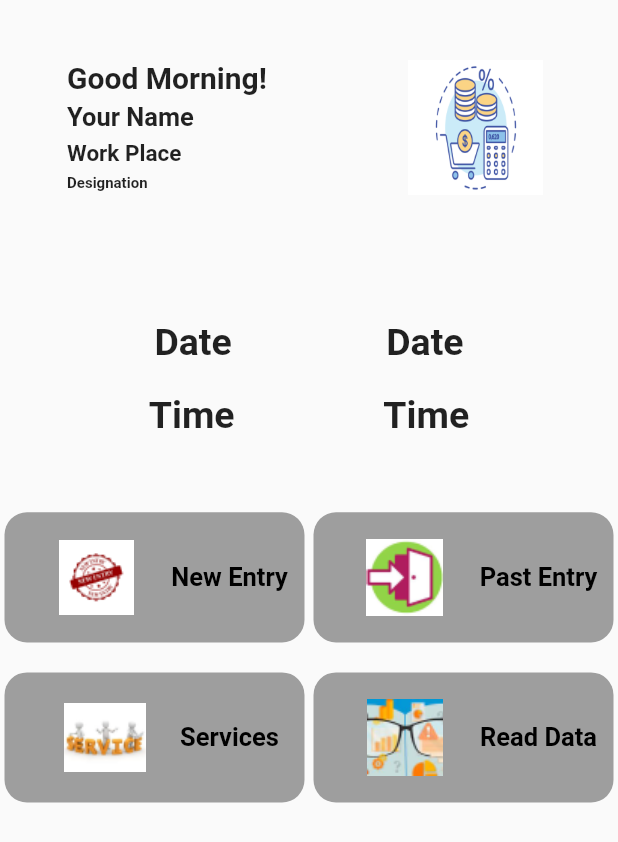
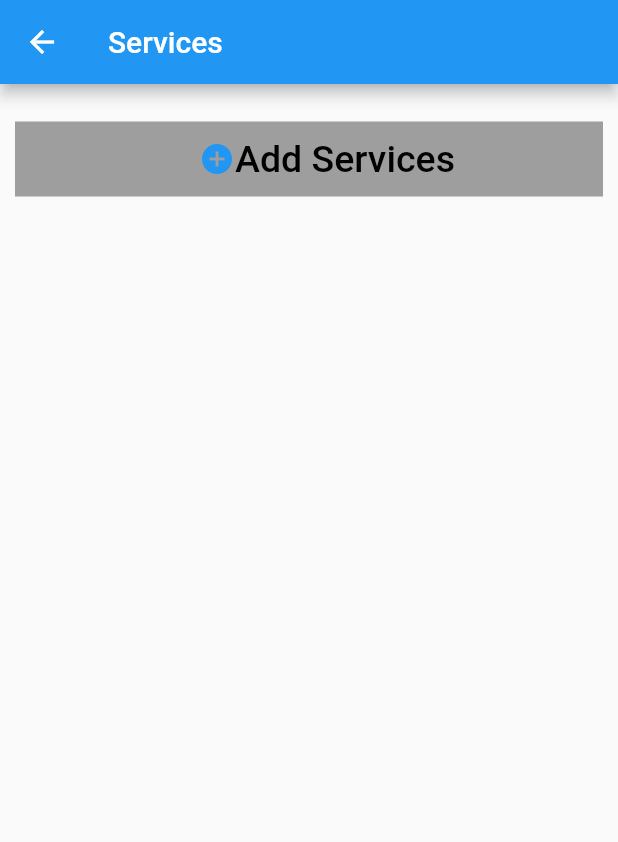
Before and after one commit to NadeeraPereraD/commissioning_calculator, a Flutter app: the screen it shows after launch, after a tap on "Services", on a phone screen of 412 x 824 dp. Shown: the top 842 px of the screen. Run offline on Flutter 3.47's test engine with Material 2 defaults, Android fonts, the light colour scheme and no system bars.

Commit message:
Added Pages

```diff
--- a/lib/screens/home_page.dart
+++ b/lib/screens/home_page.dart
@@ -1,3 +1,7 @@
+import 'package:commissioning_calculator/screens/new_entry.dart';
+import 'package:commissioning_calculator/screens/past_entry.dart';
+import 'package:commissioning_calculator/screens/read_data.dart';
+import 'package:commissioning_calculator/screens/services.dart';
 import 'package:commissioning_calculator/widgets/buttons.dart';
 import 'package:commissioning_calculator/widgets/sized_box.dart';
 import 'package:commissioning_calculator/widgets/text.dart';
@@ -11,6 +15,30 @@ class HomePage extends StatefulWidget {
 }
 
 class _HomePageState extends State<HomePage> {
+  void newEntry() {
+    Navigator.of(context).push(MaterialPageRoute(builder: (_) {
+      return const NewEntry();
+    }));
+  }
+
+  void pastEntry() {
+    Navigator.of(context).push(MaterialPageRoute(builder: (_) {
+      return const PastEntry();
+    }));
+  }
+
+  void services() {
+    Navigator.of(context).push(MaterialPageRoute(builder: (_) {
+      return const Services();
+    }));
+  }
+
+  void readData() {
+    Navigator.of(context).push(MaterialPageRoute(builder: (_) {
+      return const ReadData();
+    }));
+  }
+
   @override
   Widget build(BuildContext context) {
     return Scaffold(
@@ -97,6 +125,7 @@ class _HomePageState extends State<HomePage> {
               mainAxisAlignment: MainAxisAlignment.spaceAround,
               children: [
                 Buttons(
+                  onPress: newEntry,
                   backgroundColor: Colors.grey,
                   text: 'New Entry',
                   textColor: Colors.black,
@@ -108,7 +137,8 @@ class _HomePageState extends State<HomePage> {
                   isImage: true,
                   imgHeight: 90,
                   imgWidth: 100,
-                  image: const AssetImage('assets/images/button_images/new_entry.png'),
+                  image: const AssetImage(
+                      'assets/images/button_images/new_entry.png'),
                 ),
                 Buttons(
                   backgroundColor: Colors.grey,
@@ -122,7 +152,9 @@ class _HomePageState extends State<HomePage> {
                   isImage: true,
                   imgHeight: 90,
                   imgWidth: 100,
-                  image: const AssetImage('assets/images/button_images/past_entry.png'),
+                  image: const AssetImage(
+                      'assets/images/button_images/past_entry.png'),
+                  onPress: pastEntry,
                 ),
               ],
             ),
@@ -146,7 +178,9 @@ class _HomePageState extends State<HomePage> {
                   isImage: true,
                   imgHeight: 90,
                   imgWidth: 100,
-                  image: const AssetImage('assets/images/button_images/services_btn.png'),
+                  image: const AssetImage(
+                      'assets/images/button_images/services_btn.png'),
+                  onPress: services,
                 ),
                 Buttons(
                   backgroundColor: Colors.grey,
@@ -160,13 +194,16 @@ class _HomePageState extends State<HomePage> {
                   isImage: true,
                   imgHeight: 90,
                   imgWidth: 100,
-                  image: const AssetImage('assets/images/button_images/read_data.png'),
+                  image: const AssetImage(
+                      'assets/images/button_images/read_data.png'),
+                  onPress: readData,
                 ),
               ],
             ),
           ),
         ],
       ),
+      //bottomNavigationBar: const BottomTabNavigator(),
     );
   }
 }
--- /dev/null
+++ b/lib/screens/services.dart
@@ -0,0 +1,60 @@
+import 'package:commissioning_calculator/screens/add_services.dart';
+import 'package:commissioning_calculator/widgets/buttons.dart';
+import 'package:commissioning_calculator/widgets/sized_box.dart';
+import 'package:flutter/material.dart';
+
+class Services extends StatefulWidget {
+  const Services({super.key});
+
+  @override
+  State<Services> createState() => _ServicesState();
+}
+
+class _ServicesState extends State<Services> {
+  void addServices() {
+    Navigator.of(context).push(MaterialPageRoute(builder: (_) {
+      return const AddServices();
+    }));
+  }
+
+  @override
+  Widget build(BuildContext context) {
+    return Scaffold(
+      appBar: AppBar(
+        title: const Text('Services'),
+      ),
+      body: Column(
+        children: [
+          Flexible(
+            flex: 1,
+            child: Container(
+              margin: const EdgeInsets.only(left: 10.0, right: 10.0),
+              child: Row(
+                mainAxisAlignment: MainAxisAlignment.spaceAround,
+                crossAxisAlignment: CrossAxisAlignment.center,
+                children: [
+                  SizeBox(height: 100, width: 0),
+                  Buttons(
+                    backgroundColor: Colors.grey,
+                    text: 'Add Services',
+                    textColor: Colors.black,
+                    size: 25,
+                    fontWeight: FontWeight.w500,
+                    radius: 0,
+                    width: MediaQuery.of(context).size.width - 20,
+                    height: 50,
+                    isImage: false,
+                    image: const AssetImage(''),
+                    isIcon: true,
+                    icon: Icons.add_circle,
+                    onPress: addServices,
+                  ),
+                ],
+              ),
+            ),
+          ),
+        ],
+      ),
+    );
+  }
+}
--- a/lib/widgets/buttons.dart
+++ b/lib/widgets/buttons.dart
@@ -14,6 +14,10 @@ class Buttons extends StatelessWidget {
   double? imgHeight;
   double? imgWidth;
   AssetImage image;
+  final Function() onPress;
+  IconData? icon;
+  bool? isIcon;
+  IconData? iconColor;
 
   Buttons({
     super.key,
@@ -29,13 +33,17 @@ class Buttons extends StatelessWidget {
     this.imgHeight,
     this.imgWidth,
     required this.image,
+    required this.onPress,
+    this.icon,
+    this.isIcon = false,
+    this.iconColor,
   });
 
   @override
   Widget build(BuildContext context) {
-    return isImage == false
+    return isImage == isIcon
         ? TextButton(
-            onPressed: () {},
+            onPressed: onPress,
             style: TextButton.styleFrom(
               backgroundColor: backgroundColor,
               shape: RoundedRectangleBorder(
@@ -62,8 +70,9 @@ class Buttons extends StatelessWidget {
               ),
             ),
           )
-        : TextButton(
-            onPressed: () {},
+        : isImage == true
+            ? TextButton(
+                onPressed: onPress,
                 style: TextButton.styleFrom(
                   backgroundColor: backgroundColor,
                   shape: RoundedRectangleBorder(
@@ -71,7 +80,6 @@ class Buttons extends StatelessWidget {
                   ),
                   minimumSize: Size(width, height),
                 ),
-
                 child: Row(
                   children: [
                     Ink.image(
@@ -89,6 +97,35 @@ class Buttons extends StatelessWidget {
                     ),
                   ],
                 ),
+              )
+            : TextButton(
+                onPressed: onPress,
+                style: TextButton.styleFrom(
+                  backgroundColor: backgroundColor,
+                  shape: RoundedRectangleBorder(
+                    borderRadius: BorderRadius.circular(radius),
+                  ),
+                  minimumSize: Size(width, height),
+                ),
+                child: Row(
+                  children: [
+                    // Ink.image(
+                    //   width: imgWidth,
+                    //   height: imgHeight,
+                    //   image: image,
+                    // ),
+                    Icon(iconColor),
+                    Icon(icon),
+                    Text(
+                      text,
+                      style: TextStyle(
+                        color: textColor,
+                        fontSize: size,
+                        fontWeight: fontWeight,
+                      ),
+                    ),
+                  ],
+                ),
               );
   }
 }
```
Also changed, not shown: lib/main.dart (+15 -7 lines), lib/screens/add_services.dart (added, +97 -0 lines), lib/screens/new_entry.dart (added, +20 -0 lines), lib/screens/past_entry.dart (added, +19 -0 lines), lib/screens/read_data.dart (added, +19 -0 lines), lib/widgets/bottom_tab_navigator.dart (added, +50 -0 lines). Lines whose indentation alone changed are shown as unchanged.
